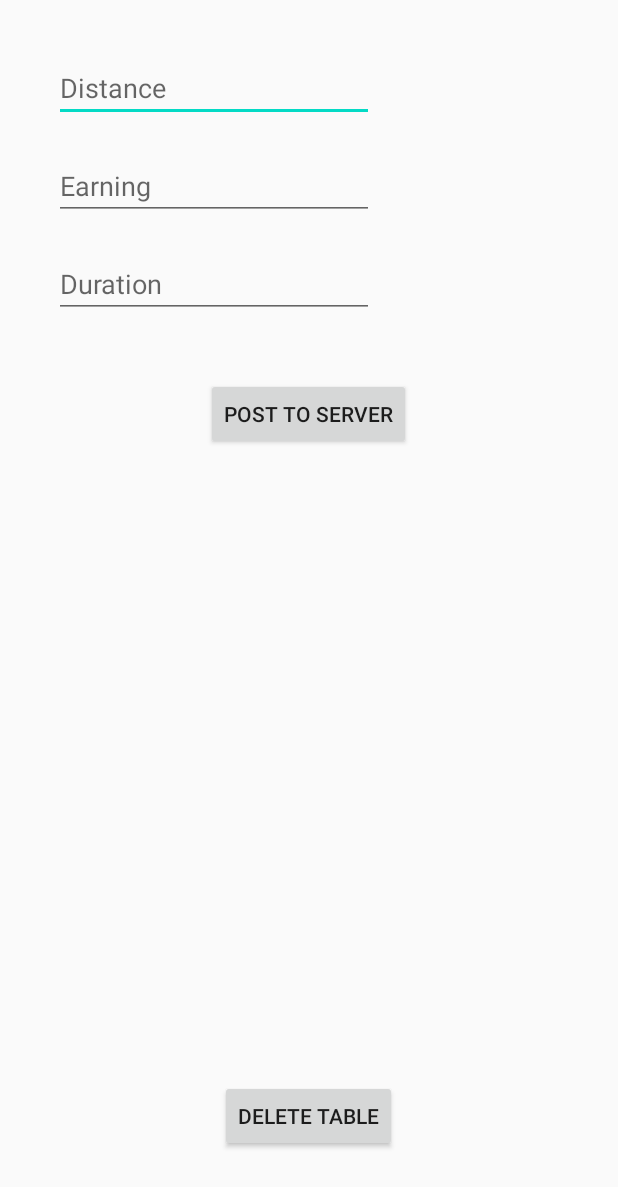
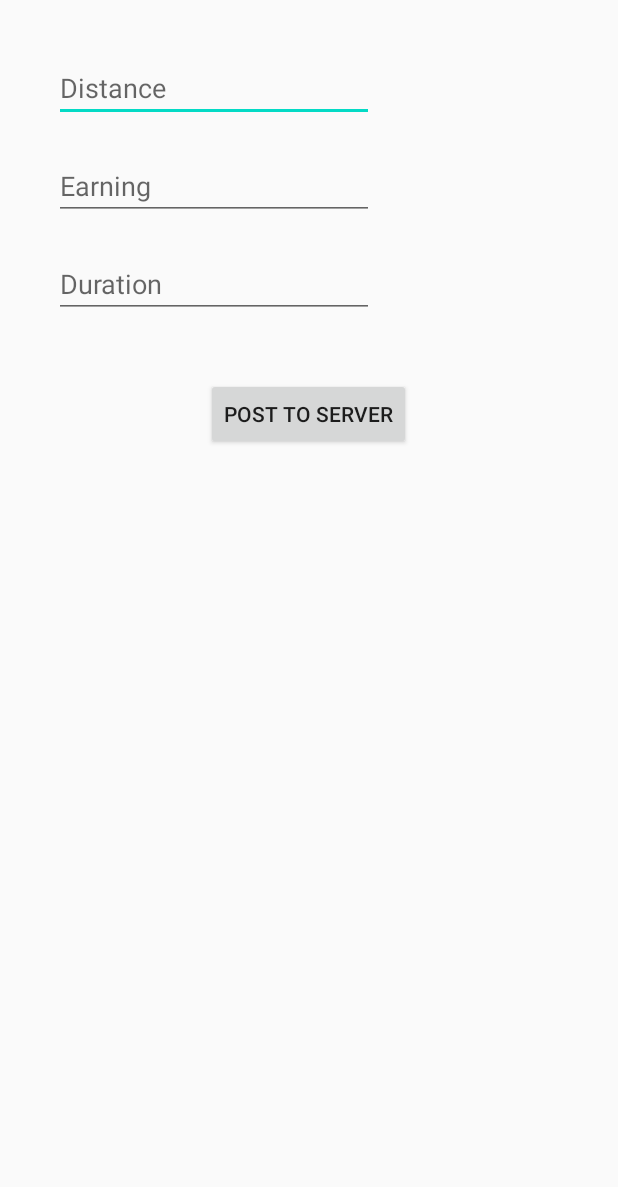
Before and after one commit to navgarg/UI_App, an Android app: the screen it shows after launch (AddRide), after a tap on an icon or button, on a phone screen of 412 x 824 dp. Shown: the top 1187 px of the screen. Run offline under Robolectric (Android 15) with nearby library versions, the phone set to English and light mode, and no system bars; our stand-ins replace Firebase (no records; nobody signed in at launch, a user with empty details on screens opened directly), Volley; network calls fail.

Commit message:
Completed get, post functionality

```diff
--- a/app/src/main/java/com/example/uiapp/EarningsActivity.java
+++ b/app/src/main/java/com/example/uiapp/EarningsActivity.java
@@ -25,5 +25,8 @@ public class EarningsActivity extends AppCompatActivity {
 
         TextView earning = findViewById(R.id.earnings_month_act_earning);
         earning.setText(MenuActivity.text);
+
+        TextView earn = findViewById(R.id.earnings_ride_act_earning);
+        earn.setText(MenuActivity.curr_earn);
     }
 }
--- a/app/src/main/java/com/example/uiapp/MenuActivity.java
+++ b/app/src/main/java/com/example/uiapp/MenuActivity.java
@@ -39,11 +39,12 @@ import java.util.List;
 public class MenuActivity extends AppCompatActivity {
 
     String currDate;
+    public String currRideDate = "2000-01-01 00:00:00";
+    Ride currRide;
     public static String text;
+    public static String curr_earn;
     TextView earning_tv_menu;
-    TextView earning_tv_earn;
-    String date = "2000-01-01 00:00:00:";
-    public static String latestEarn;
+    public static final List<Ride> rides = new ArrayList<>();
 
     @RequiresApi(api = Build.VERSION_CODES.LOLLIPOP)
     @Override
@@ -91,10 +92,10 @@ public class MenuActivity extends AppCompatActivity {
         });
 
         earning_tv_menu = findViewById(R.id.earnings_month_act_menu);
-        earning_tv_earn = findViewById(R.id.earnings_month_act_earning);
 
         RideAsyncTask asyncTask = new RideAsyncTask();
         asyncTask.execute();
+
     }
 
     public List<Ride> fetchRides() {
@@ -104,18 +105,15 @@ public class MenuActivity extends AppCompatActivity {
                 + FirebaseAuth.getInstance().getUid() + "&datetime=" + "2020-06-01" + "00:00:00";
         Log.d("URL", url);
 
-
-        final List<Ride> rides = new ArrayList<>();
         JsonObjectRequest getRequest = new JsonObjectRequest(Request.Method.GET, url, null,
                 new Response.Listener<JSONObject>() {
                     @Override
                     public void onResponse(JSONObject response) {
-                        //Log.d("Response: ", String.valueOf(response));
+                        Log.d("Response: ", String.valueOf(response));
                         try {
                             JSONArray items_array = response.getJSONArray("Items");
                             for (int i = 0; i < items_array.length(); i++) {
                                 JSONObject currentRide = items_array.getJSONObject(i);
-                                //Log.d("Object", String.valueOf(currentRide));
                                 int ride_id = currentRide.getInt("ride_id");
                                 int earning = currentRide.getInt("earning");
                                 int distance = currentRide.getInt("distance");
@@ -124,17 +122,20 @@ public class MenuActivity extends AppCompatActivity {
                                 String user_id = currentRide.getString("user_id");
                                 Ride ride = new Ride(earning,distance, duration, datetime, user_id ,ride_id);
                                 rides.add(ride);
+
+                                if(ride.getDatetime().compareTo(currRideDate) > 0){
+                                    currRideDate = ride.getDatetime();
+                                    Log.d("Ride", "date" + currRideDate);
+                                    currRide = ride;
+                                }
                             }
-                            //Log.d("Rides in onResponse", String.valueOf(rides));
 
+                            curr_earn = "$" + currRide.getEarning();
                             int earn = 0;
                             for(Ride currRide : rides){
                                 earn += currRide.getEarning();
                             }
-
-                            Log.d("MenuActivity: Earning", String.valueOf(earn));
                             text = "$" + Integer.toString(earn);
-                            Log.d("text", text);
                             earning_tv_menu.setText(text);
                         } catch (JSONException e) {
                             e.printStackTrace();
@@ -150,7 +151,6 @@ public class MenuActivity extends AppCompatActivity {
         );
         queue.add(getRequest);
 
-        Log.d("Rides outside", String.valueOf(rides));
         return rides;
     }
 
--- a/app/src/main/res/layout/activity_add_ride.xml
+++ b/app/src/main/res/layout/activity_add_ride.xml
@@ -46,12 +46,4 @@
         android:text="Post to server"
         android:layout_centerHorizontal="true"/>
 
-    <Button
-        android:id="@+id/delete"
-        android:layout_width="wrap_content"
-        android:layout_height="wrap_content"
-        android:layout_margin="30dp"
-        android:text="Delete Table"
-        android:layout_alignParentBottom="true"
-        android:layout_centerHorizontal="true"/>
 </RelativeLayout>
--- a/app/src/main/res/layout/activity_earnings.xml
+++ b/app/src/main/res/layout/activity_earnings.xml
@@ -164,6 +164,7 @@
                         android:textColor="#000"/>
 
                     <TextView
+                        android:id="@+id/earnings_ride_act_earning"
                         android:layout_width="wrap_content"
                         android:layout_height="wrap_content"
                         android:layout_marginLeft="50dp"
--- a/app/src/main/res/layout/activity_ride.xml
+++ b/app/src/main/res/layout/activity_ride.xml
@@ -74,6 +74,7 @@
                 android:textColor="@color/colorPrimaryDark"/>
 
             <TextView
+                android:id="@+id/earn_ride"
                 android:layout_width="wrap_content"
                 android:layout_height="wrap_content"
                 android:layout_gravity="center_horizontal"
```
Also changed, not shown: app/src/main/java/com/example/uiapp/AddRide.java (+0 -25 lines), app/src/main/java/com/example/uiapp/Ride.java (+0 -25 lines), app/src/main/java/com/example/uiapp/RideActivity.java (+89 -1 lines).
